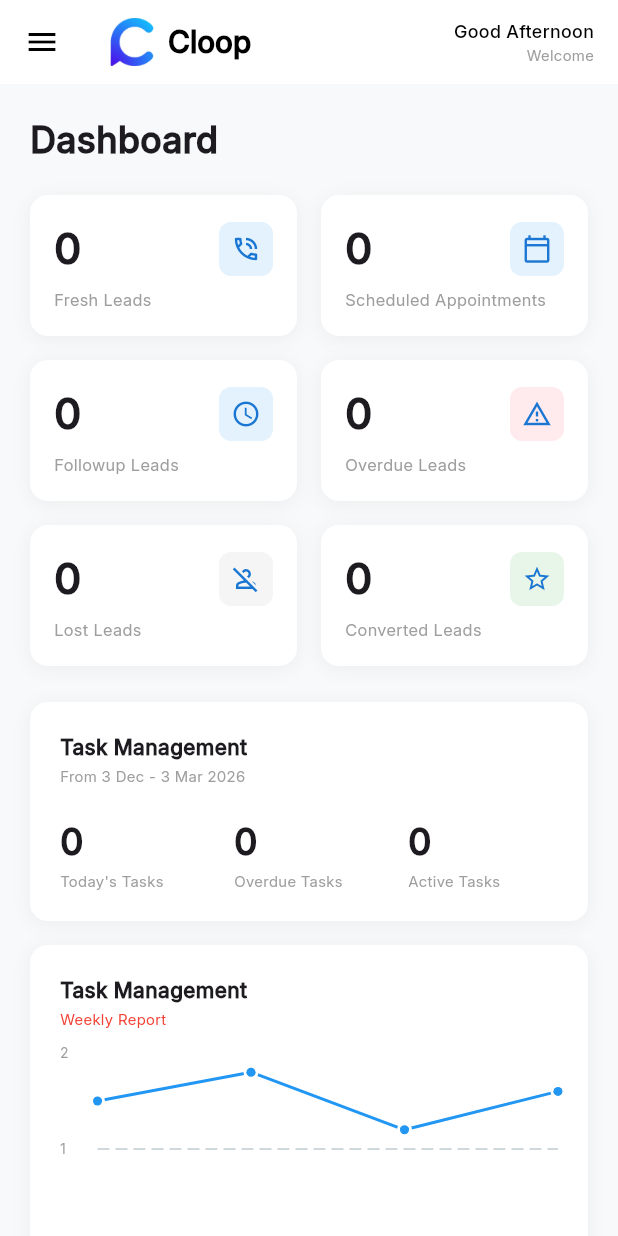
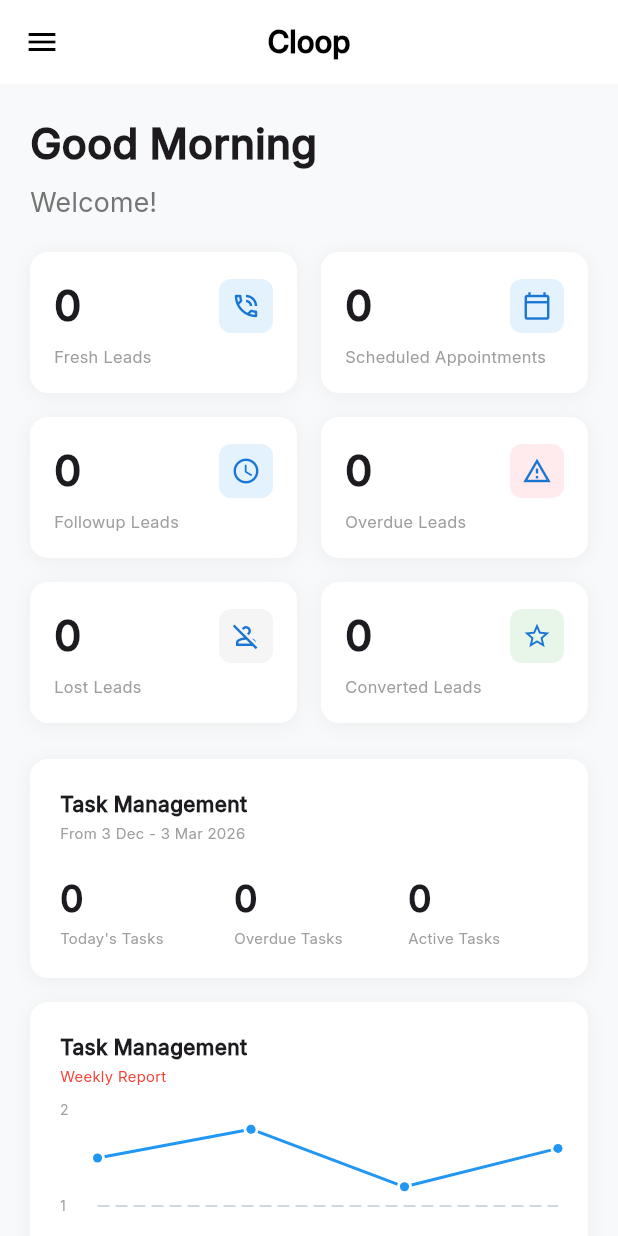
Before and after one commit to ow788606-cpu/Lead_Management, a Flutter app: the screen it shows after launch, after a tap on "Sign In", on a phone screen of 412 x 824 dp. Run offline on Flutter 3.47's test engine with Material 3 defaults, Android fonts, the light colour scheme and no system bars; drawn by our look-alikes of fl_chart; our stand-ins replace file_picker, flutter_colorpicker, shared_preferences.

Commit message:
Initial commit: Lead Management Flutter App

```diff
--- a/lib/main.dart
+++ b/lib/main.dart
@@ -59,7 +59,8 @@ class _SplashScreenState extends State<SplashScreen> {
     Navigator.pushReplacement(
       context,
       MaterialPageRoute(
-        builder: (context) => isLoggedIn ? const MainScreen() : const LoginScreen(),
+        builder: (context) =>
+            isLoggedIn ? const MainScreen() : const LoginScreen(),
       ),
     );
   }
@@ -94,12 +95,9 @@ class _MainScreenState extends State<MainScreen> {
     const TagsScreen(),
   ];
 
-  String _getGreeting() {
-    final hour =
-        DateTime.now().toUtc().add(const Duration(hours: 5, minutes: 30)).hour;
-    if (hour < 12) return 'Good Morning';
-    if (hour < 17) return 'Good Afternoon';
-    return 'Good Evening';
+  @override
+  void initState() {
+    super.initState();
   }
 
   @override
@@ -108,41 +106,19 @@ class _MainScreenState extends State<MainScreen> {
       appBar: AppBar(
         backgroundColor: Colors.white,
         elevation: 0,
+        centerTitle: true,
         leading: Builder(
           builder: (context) => IconButton(
             icon: const Icon(Icons.menu, color: Colors.black),
             onPressed: () => Scaffold.of(context).openDrawer(),
           ),
         ),
-        title: Row(
-          children: [
-            Image.asset('assets/images/logo-md.webp', height: 32),
-            const SizedBox(width: 8),
-            const Text('Cloop',
-                style: TextStyle(
-                    color: Colors.black,
-                    fontWeight: FontWeight.bold,
-                    fontSize: 20)),
-          ],
-        ),
-        actions: [
-          Padding(
-            padding: const EdgeInsets.symmetric(horizontal: 16),
-            child: Column(
-              mainAxisAlignment: MainAxisAlignment.center,
-              crossAxisAlignment: CrossAxisAlignment.end,
-              children: [
-                Text(_getGreeting(),
-                    style: const TextStyle(
-                        color: Colors.black,
-                        fontSize: 12,
-                        fontWeight: FontWeight.w500)),
-                const Text('Welcome',
-                    style: TextStyle(color: Colors.grey, fontSize: 10)),
-              ],
-            ),
-          ),
-        ],
+        title: const Text('Cloop',
+            style: TextStyle(
+                color: Colors.black,
+                fontWeight: FontWeight.bold,
+                fontSize: 20)),
+        actions: const [],
       ),
       drawer: AppDrawer(
         selectedIndex: _selectedIndex,
--- a/lib/managers/auth_manager.dart
+++ b/lib/managers/auth_manager.dart
@@ -6,6 +6,7 @@ class AuthManager {
   AuthManager._internal();
 
   static const String _isLoggedInKey = 'isLoggedIn';
+  static const String _usernameKey = 'username';
 
   Future<void> setLoggedIn(bool value) async {
     final prefs = await SharedPreferences.getInstance();
@@ -20,5 +21,16 @@ class AuthManager {
   Future<void> logout() async {
     final prefs = await SharedPreferences.getInstance();
     await prefs.setBool(_isLoggedInKey, false);
+    await prefs.remove(_usernameKey);
+  }
+
+  Future<void> setUsername(String username) async {
+    final prefs = await SharedPreferences.getInstance();
+    await prefs.setString(_usernameKey, username);
+  }
+
+  Future<String?> getUsername() async {
+    final prefs = await SharedPreferences.getInstance();
+    return prefs.getString(_usernameKey);
   }
 }
--- a/lib/screens/auth/login_screen.dart
+++ b/lib/screens/auth/login_screen.dart
@@ -56,7 +56,11 @@ class _LoginScreenState extends State<LoginScreen> {
                     child: RichText(
                       text: const TextSpan(
                         text: 'Email ',
-                      style: TextStyle(color: Colors.black, fontSize: 14, fontWeight: FontWeight.bold, fontFamily: 'Inter'),
+                        style: TextStyle(
+                            color: Colors.black,
+                            fontSize: 14,
+                            fontWeight: FontWeight.bold,
+                            fontFamily: 'Inter'),
                         children: [
                           TextSpan(
                             text: '*',
@@ -76,7 +80,8 @@ class _LoginScreenState extends State<LoginScreen> {
                         borderRadius: BorderRadius.circular(8),
                         borderSide: BorderSide.none,
                       ),
-                    contentPadding: const EdgeInsets.symmetric(horizontal: 16, vertical: 14),
+                      contentPadding: const EdgeInsets.symmetric(
+                          horizontal: 16, vertical: 14),
                     ),
                   ),
                   const SizedBox(height: 20),
@@ -85,7 +90,11 @@ class _LoginScreenState extends State<LoginScreen> {
                     child: RichText(
                       text: const TextSpan(
                         text: 'Password ',
-                      style: TextStyle(color: Colors.black, fontSize: 14, fontWeight: FontWeight.bold, fontFamily: 'Inter'),
+                        style: TextStyle(
+                            color: Colors.black,
+                            fontSize: 14,
+                            fontWeight: FontWeight.bold,
+                            fontFamily: 'Inter'),
                         children: [
                           TextSpan(
                             text: '*',
@@ -106,14 +115,18 @@ class _LoginScreenState extends State<LoginScreen> {
                         borderRadius: BorderRadius.circular(8),
                         borderSide: BorderSide.none,
                       ),
-                    contentPadding: const EdgeInsets.symmetric(horizontal: 16, vertical: 14),
+                      contentPadding: const EdgeInsets.symmetric(
+                          horizontal: 16, vertical: 14),
                       suffixIcon: IconButton(
                         icon: Icon(
-                        _obscurePassword ? Icons.visibility_off_outlined : Icons.visibility_outlined,
+                          _obscurePassword
+                              ? Icons.visibility_off_outlined
+                              : Icons.visibility_outlined,
                           color: Colors.grey,
                           size: 20,
                         ),
-                      onPressed: () => setState(() => _obscurePassword = !_obscurePassword),
+                        onPressed: () => setState(
+                            () => _obscurePassword = !_obscurePassword),
                       ),
                     ),
                   ),
@@ -126,11 +139,14 @@ class _LoginScreenState extends State<LoginScreen> {
                           children: [
                             Checkbox(
                               value: _rememberMe,
-                            onChanged: (value) => setState(() => _rememberMe = value ?? false),
-                            materialTapTargetSize: MaterialTapTargetSize.shrinkWrap,
+                              onChanged: (value) =>
+                                  setState(() => _rememberMe = value ?? false),
+                              materialTapTargetSize:
+                                  MaterialTapTargetSize.shrinkWrap,
                             ),
                             const Flexible(
-                            child: Text('Remember me', style: TextStyle(fontSize: 14)),
+                              child: Text('Remember me',
+                                  style: TextStyle(fontSize: 14)),
                             ),
                           ],
                         ),
@@ -139,7 +155,9 @@ class _LoginScreenState extends State<LoginScreen> {
                         onPressed: () {
                           Navigator.push(
                             context,
-                          MaterialPageRoute(builder: (context) => const ForgotPasswordScreen()),
+                            MaterialPageRoute(
+                                builder: (context) =>
+                                    const ForgotPasswordScreen()),
                           );
                         },
                         style: TextButton.styleFrom(
@@ -147,7 +165,8 @@ class _LoginScreenState extends State<LoginScreen> {
                           minimumSize: const Size(0, 0),
                           tapTargetSize: MaterialTapTargetSize.shrinkWrap,
                         ),
-                      child: const Text('Forgot password?', style: TextStyle(fontSize: 14)),
+                        child: const Text('Forgot password?',
+                            style: TextStyle(fontSize: 14)),
                       ),
                     ],
                   ),
@@ -158,11 +177,18 @@ class _LoginScreenState extends State<LoginScreen> {
                     child: ElevatedButton(
                       onPressed: () async {
                         final authManager = AuthManager();
+                        final emailText = _emailController.text.trim();
+                        // use part before '@' as username if possible
+                        final username = emailText.contains('@')
+                            ? emailText.split('@')[0]
+                            : emailText;
+                        await authManager.setUsername(username);
                         await authManager.setLoggedIn(true);
                         if (!context.mounted) return;
                         Navigator.pushReplacement(
                           context,
-                        MaterialPageRoute(builder: (context) => const MainScreen()),
+                          MaterialPageRoute(
+                              builder: (context) => const MainScreen()),
                         );
                       },
                       style: ElevatedButton.styleFrom(
@@ -173,7 +199,10 @@ class _LoginScreenState extends State<LoginScreen> {
                       ),
                       child: const Text(
                         'Sign In',
-                      style: TextStyle(fontSize: 16, fontWeight: FontWeight.w600, color: Colors.white),
+                        style: TextStyle(
+                            fontSize: 16,
+                            fontWeight: FontWeight.w600,
+                            color: Colors.white),
                       ),
                     ),
                   ),
--- a/lib/screens/dashboard_screen.dart
+++ b/lib/screens/dashboard_screen.dart
@@ -1,6 +1,7 @@
 import 'package:flutter/material.dart';
 import 'package:fl_chart/fl_chart.dart';
 import '../managers/lead_manager.dart';
+import '../managers/auth_manager.dart';
 
 class DashboardScreen extends StatefulWidget {
   const DashboardScreen({super.key});
@@ -11,6 +12,29 @@ class DashboardScreen extends StatefulWidget {
 
 class _DashboardScreenState extends State<DashboardScreen> {
   final _leadManager = LeadManager();
+  String _username = '';
+
+  @override
+  void initState() {
+    super.initState();
+    _loadUsername();
+  }
+
+  void _loadUsername() async {
+    final name = await AuthManager().getUsername();
+    if (mounted && name != null) {
+      setState(() {
+        _username = name;
+      });
+    }
+  }
+
+  String _getGreeting() {
+    final hour = DateTime.now().hour;
+    if (hour < 12) return 'Good Morning';
+    if (hour < 17) return 'Good Afternoon';
+    return 'Good Evening';
+  }
 
   @override
   Widget build(BuildContext context) {
@@ -30,8 +54,16 @@ class _DashboardScreenState extends State<DashboardScreen> {
       child: Column(
         crossAxisAlignment: CrossAxisAlignment.start,
         children: [
-          const Text('Dashboard',
-              style: TextStyle(fontSize: 24, fontWeight: FontWeight.bold)),
+          Column(
+            crossAxisAlignment: CrossAxisAlignment.start,
+            children: [
+              Text(_getGreeting(),
+                  style: const TextStyle(fontSize: 28, fontWeight: FontWeight.bold)),
+              const SizedBox(height: 6),
+              Text('Welcome${_username.isNotEmpty ? ', $_username' : ''}!',
+                  style: TextStyle(fontSize: 18, color: Colors.grey[600])),
+            ],
+          ),
           const SizedBox(height: 20),
           Row(
             children: [
```
Lines whose indentation alone changed are shown as unchanged.
